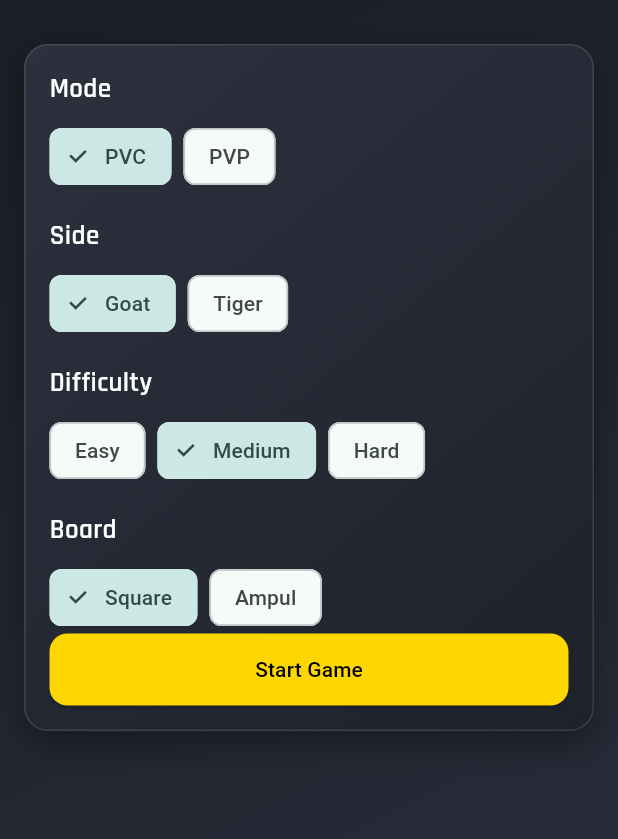
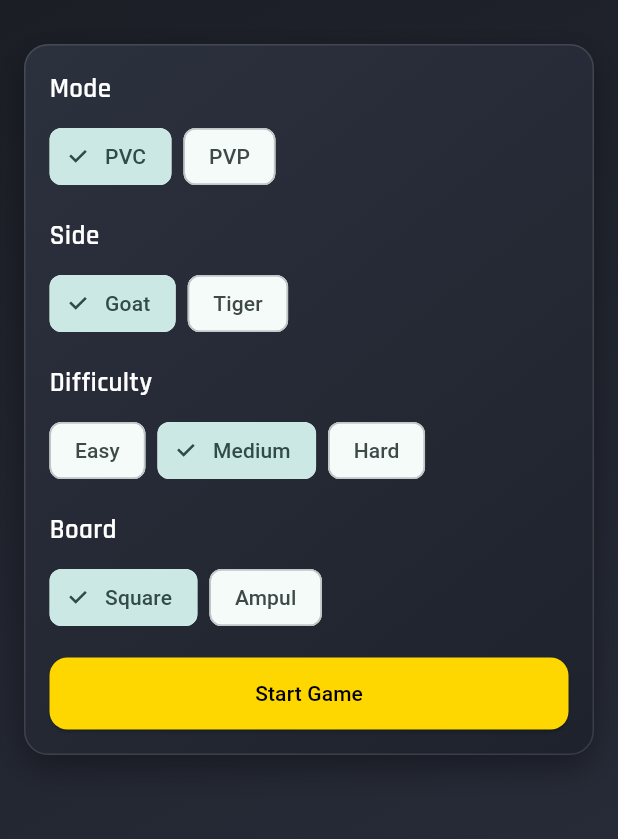
Before and after one commit to Lakhveersi/bagchal, a Flutter app: the screen it shows after launch, on a phone screen of 412 x 824 dp, the part 64-903 px from its top. Run offline on Flutter 3.47's test engine with Material 3 defaults, Android fonts, the phone set to English and light mode, and no system bars; our stand-ins replace google_fonts.

Commit message:
Refactor menu screen layout for responsive design and improved readability (#4)
Co-authored-by: Cursor Agent <cursoragent@cursor.com>

```diff
--- a/lib/main.dart
+++ b/lib/main.dart
@@ -57,14 +57,12 @@ class _MenuScreenState extends State<MenuScreen> {
         body: LayoutBuilder(
           builder: (context, constraints) {
             final isWide = constraints.maxWidth >= 900;
-            final content = <Widget>[
-              Expanded(
-                flex: isWide ? 1 : 0,
-                child: Container(
+            final settingsPanel = Container(
               decoration: AppDecorations.panel,
               padding: const EdgeInsets.all(16),
               child: Column(
                 crossAxisAlignment: CrossAxisAlignment.start,
+                mainAxisSize: isWide ? MainAxisSize.max : MainAxisSize.min,
                 children: [
                   Text('Mode', style: AppTextStyles.subtitle(context)),
                   const SizedBox(height: 8),
@@ -94,7 +92,7 @@ class _MenuScreenState extends State<MenuScreen> {
                     _chip('Square', board == BoardType.square, () => setState(() => board = BoardType.square)),
                     _chip('Ampul', board == BoardType.aaduPuli, () => setState(() => board = BoardType.aaduPuli)),
                   ]),
-                      const Spacer(),
+                  if (isWide) const Spacer() else const SizedBox(height: 16),
                   SizedBox(
                     width: double.infinity,
                     child: ElevatedButton(
@@ -119,15 +117,13 @@ class _MenuScreenState extends State<MenuScreen> {
                   ),
                 ],
               ),
-                ),
-              ),
-            ];
+            );
 
             return Padding(
               padding: const EdgeInsets.all(16),
               child: isWide
-                  ? Row(children: content)
-                  : SingleChildScrollView(child: Column(children: content)),
+                  ? Row(children: [Expanded(child: settingsPanel)])
+                  : SingleChildScrollView(child: settingsPanel),
             );
           },
         ),
```
Lines whose indentation alone changed are shown as unchanged.
